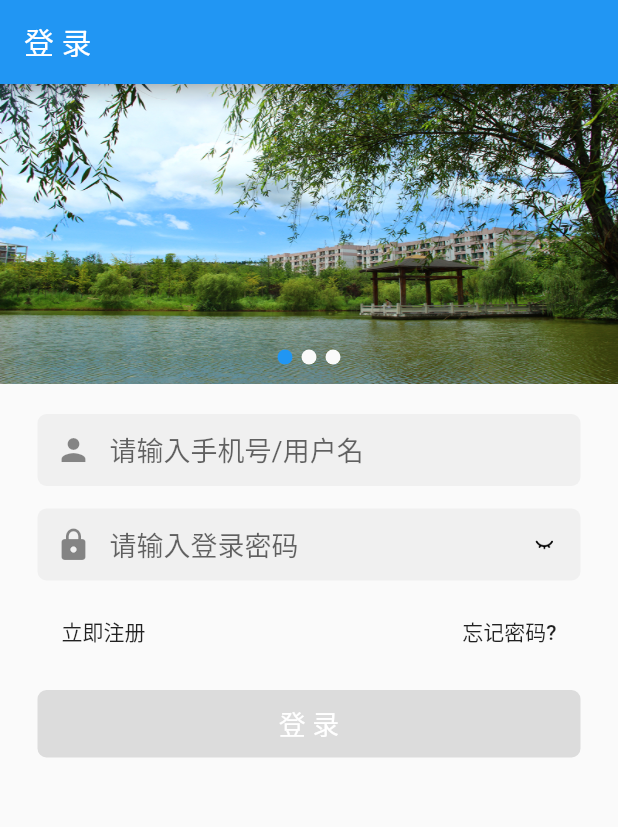
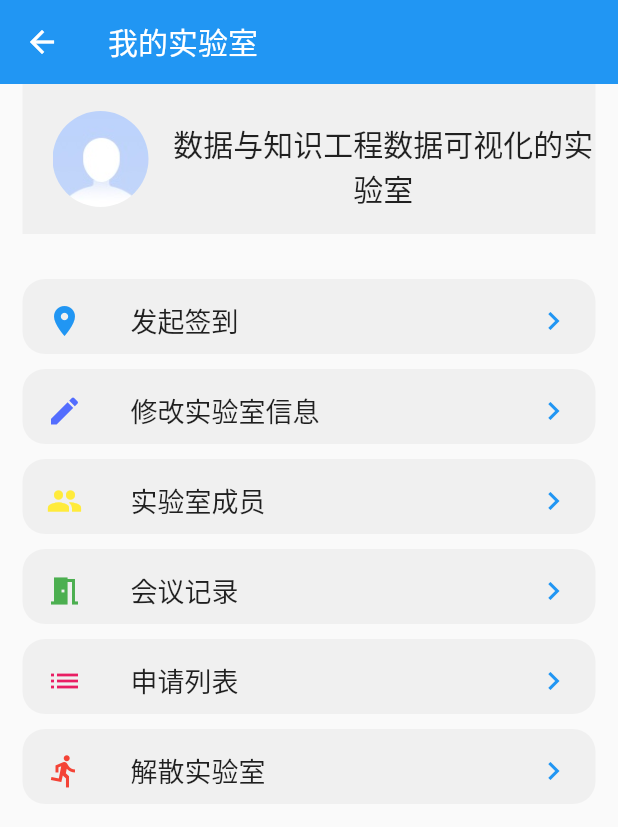
Before and after one commit to Liu-ChaoXian/swustflutter, a Flutter app: the PersonalCenter screen opened directly, after a tap on "我的实验室", on a phone screen of 412 x 824 dp. Shown: the top 827 px of the screen. Run offline on Flutter 3.47's test engine with Material 2 defaults, Android fonts, the phone set to English and light mode, and no system bars; our stand-ins replace flip_card, flutter_swiper, pinput, shared_preferences, sqflite; accounts and stored records are empty.

Commit message:
添加我的实验室页面

```diff
--- /dev/null
+++ b/lib/pages/mine/my_experiment.dart
@@ -0,0 +1,262 @@
+import 'package:swustflutter/config/constant.dart';
+import 'package:flutter/material.dart';
+import 'package:shared_preferences/shared_preferences.dart';
+import 'package:swustflutter/model/experiment_info.dart';
+import 'package:swustflutter/pages/detail_info.dart';
+import 'package:swustflutter/pages/mine/sign_page.dart';
+import 'user_page.dart';
+import 'add_experiment.dart';
+import '../../model/user_info.dart';
+
+class MyExperiment extends StatefulWidget {
+  @override
+  _MyExperimentState createState() => _MyExperimentState();
+}
+
+class _MyExperimentState extends State<MyExperiment> {
+  final _normalFont = const TextStyle(fontSize: 18.0);
+  final _titlrFont =
+      const TextStyle(fontSize: 20.0, fontWeight: FontWeight.w400);
+  final List<String> level = ['', '普通用户', '实验室负责人', '系统管理员'];
+  ExperimentInfo _experimentInfo = ExperimentInfo(
+      experimentName: '数据与知识工程数据可视化的实验室',
+      experimentID: 1,
+      experimentAddress: '东九A238',
+      detailInfo: '软件测试实验是一个很棒的实验室！！！软件测试实验是一个很棒的实验室！！！',
+      director: '潘娅',
+      imageLink: [
+        'assets/image1.jpg',
+        'assets/image2.jpg',
+        'assets/image3.gif'
+      ],
+      achievement: '各类比赛斩获佳绩',
+      time: '每年6月份');
+
+  String _userAccount = 'user1';
+  int _nameLength;
+  int userLevel = 2;
+  Future<SharedPreferences> _prefs = SharedPreferences.getInstance();
+
+  @override
+  void initState() {
+    super.initState();
+  }
+
+  _getExperimentInfo() {
+    return () {
+      Navigator.push(
+          context,
+          MaterialPageRoute(
+              builder: (context) => DetailInfo(
+                    experimentInfo: _experimentInfo,
+                  )));
+    };
+  }
+
+  Widget _buildInfo() {
+    return InkWell(
+      onTap: _getExperimentInfo(),
+      child: Container(
+        height: 100,
+        color: Color.fromARGB(255, 240, 240, 240),
+        padding: EdgeInsets.only(left: 20),
+        child: Row(
+          children: <Widget>[
+            ClipOval(
+              child: Image.asset('assets/user-head.jpg',
+                  width: 64, height: 64, fit: BoxFit.cover),
+            ),
+            SizedBox(width: 15),
+            Expanded(
+              child: Column(
+                crossAxisAlignment: CrossAxisAlignment.center,
+                children: <Widget>[
+                  SizedBox(
+                    height: 25,
+                  ),
+                  Text(
+                    _experimentInfo.getName(),
+                    style: _titlrFont,
+                    maxLines: 2,
+                    textAlign: TextAlign.center,
+                  ),
+                ],
+              ),
+            ),
+          ],
+        ),
+      ),
+    );
+  }
+
+  /// ListTile
+  Widget _buildItem({String title, Icon icon, Function method}) {
+    return Container(
+      height: 50,
+      decoration: BoxDecoration(
+        color: Color.fromARGB(255, 240, 240, 240),
+        borderRadius: BorderRadius.all(Radius.circular(15.0)),
+        //设置四周边框
+//        border: new Border.all(width: 1, color: Colors.grey),
+      ),
+      child: ListTile(
+        leading: icon,
+        title: Text('$title ', style: _normalFont),
+        trailing: Icon(
+          Icons.navigate_next,
+          color: Colors.blue,
+        ),
+
+        /// 设置跳转到新增实验室界面
+        onTap: method,
+      ),
+    );
+  }
+
+  Widget _buildContent(int userLevel) {
+    switch (userLevel) {
+      case 2:
+        return Column(
+          children: <Widget>[
+            SizedBox(
+              height: 10,
+            ),
+            _buildItem(
+                title: '发起签到',
+                icon: Icon(
+                  Icons.location_on,
+                  color: Colors.blue,
+                ),
+                method: () => {}),
+            SizedBox(
+              height: 10,
+            ),
+            _buildItem(
+                title: '修改实验室信息',
+                icon: Icon(
+                  Icons.edit,
+                  color: Colors.indigoAccent,
+                ),
+                method: () => {
+                      Navigator.push(
+                          context,
+                          MaterialPageRoute(
+                              builder: (context) => AddExperiment()))
+                    }),
+            SizedBox(
+              height: 10,
+            ),
+            _buildItem(
+                title: '实验室成员',
+                icon: Icon(
+                  Icons.people,
+                  color: Colors.yellow,
+                ),
+                method: () => {}),
+            SizedBox(
+              height: 10,
+            ),
+            _buildItem(
+                title: '会议记录',
+                icon: Icon(
+                  Icons.meeting_room,
+                  color: Colors.green,
+                ),
+                method: () => {}),
+            SizedBox(
+              height: 10,
+            ),
+            _buildItem(
+                title: '申请列表',
+                icon: Icon(
+                  Icons.list,
+                  color: Colors.pink,
+                ),
+                method: () => {}),
+            SizedBox(
+              height: 10,
+            ),
+            _buildItem(
+                title: '解散实验室',
+                icon: Icon(
+                  Icons.directions_run_sharp,
+                  color: Colors.red,
+                ),
+                method: () => {}),
+          ],
+        );
+        break;
+      default:
+        return Column(
+          children: <Widget>[
+            _buildItem(
+                title: '签到',
+                icon: Icon(
+                  Icons.location_on,
+                  color: Colors.blue,
+                ),
+                method: () => {
+                      Navigator.push(context,
+                          MaterialPageRoute(builder: (context) => SignPage()))
+                    }),
+            SizedBox(
+              height: 10,
+            ),
+            _buildItem(
+                title: '实验室成员',
+                icon: Icon(
+                  Icons.people,
+                  color: Colors.yellow,
+                ),
+                method: () => {}),
+            SizedBox(
+              height: 10,
+            ),
+            _buildItem(
+                title: '会议记录',
+                icon: Icon(
+                  Icons.meeting_room,
+                  color: Colors.green,
+                ),
+                method: () => {}),
+            SizedBox(
+              height: 10,
+            ),
+            _buildItem(
+                title: '退出实验室',
+                icon: Icon(
+                  Icons.outbond,
+                  color: Colors.red,
+                ),
+                method: () => {}),
+          ],
+        );
+        break;
+    }
+  }
+
+  @override
+  Widget build(BuildContext context) {
+    return Scaffold(
+      appBar: AppBar(
+        title: Text('我的实验室', style: TextStyle(color: Colors.white)),
+        backgroundColor: Colors.blue,
+        elevation: 0.0,
+        automaticallyImplyLeading: true,
+      ),
+      body: Container(
+        margin: EdgeInsets.only(
+          left: 15,
+          right: 15,
+        ),
+        child: Column(
+          children: <Widget>[
+            _buildInfo(),
+            SizedBox(height: 20),
+            _buildContent(userLevel),
+          ],
+        ),
+      ),
+    );
+  }
+}
--- a/lib/pages/mine/personal_center.dart
+++ b/lib/pages/mine/personal_center.dart
@@ -2,6 +2,7 @@ import 'package:swustflutter/config/constant.dart';
 import 'package:flutter/material.dart';
 import 'package:shared_preferences/shared_preferences.dart';
 import 'package:swustflutter/pages/login/login_page.dart';
+import 'package:swustflutter/pages/mine/my_experiment.dart';
 import 'user_page.dart';
 import 'add_experiment.dart';
 import '../../model/user_info.dart';
@@ -85,12 +86,9 @@ class _PersonalCenterState extends State<PersonalCenter> {
             trailing: Icon(Icons.navigate_next),
             onTap: () {
               /// 设置跳转到我的实验室界面
-          Navigator.of(context).pushAndRemoveUntil(
-              new MaterialPageRoute(builder: (context) => LoginPage()),
-              (route) => route == null);
-        },
-      ),
-    );
+              Navigator.of(context).push(
+                  new MaterialPageRoute(builder: (context) => MyExperiment()));
+            }));
   }
 
   _addExperiment() {
--- a/pubspec.yaml
+++ b/pubspec.yaml
@@ -24,7 +24,7 @@ dependencies:
   # The following adds the Cupertino Icons font to your application.
   # Use with the CupertinoIcons class for iOS style icons.
   cupertino_icons: ^0.1.2
-
+  pinput: ^1.2.0
   shared_preferences: ^0.5.6+3
   sqflite: ^1.2.2+1
   flip_card: ^0.2.1
```
Also changed, not shown: lib/pages/detail_info.dart (+53 -37 lines), lib/pages/mine/sign_page.dart (added, +103 -0 lines), pubspec.lock, 2 other files. Lines whose indentation alone changed are shown as unchanged.
